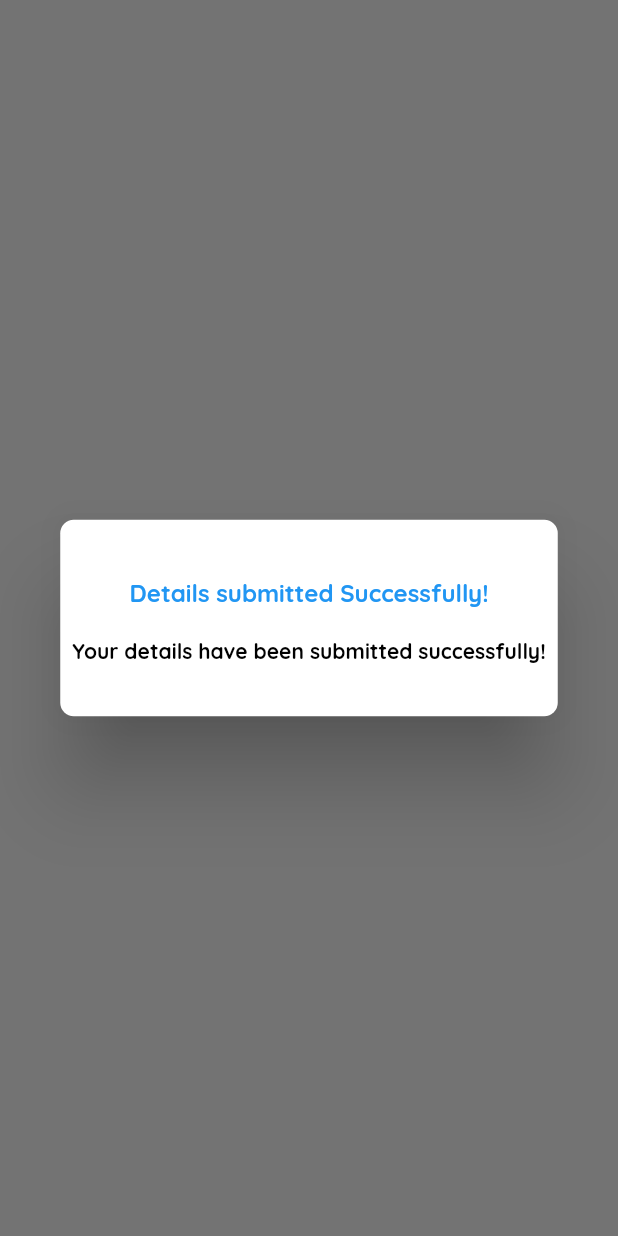
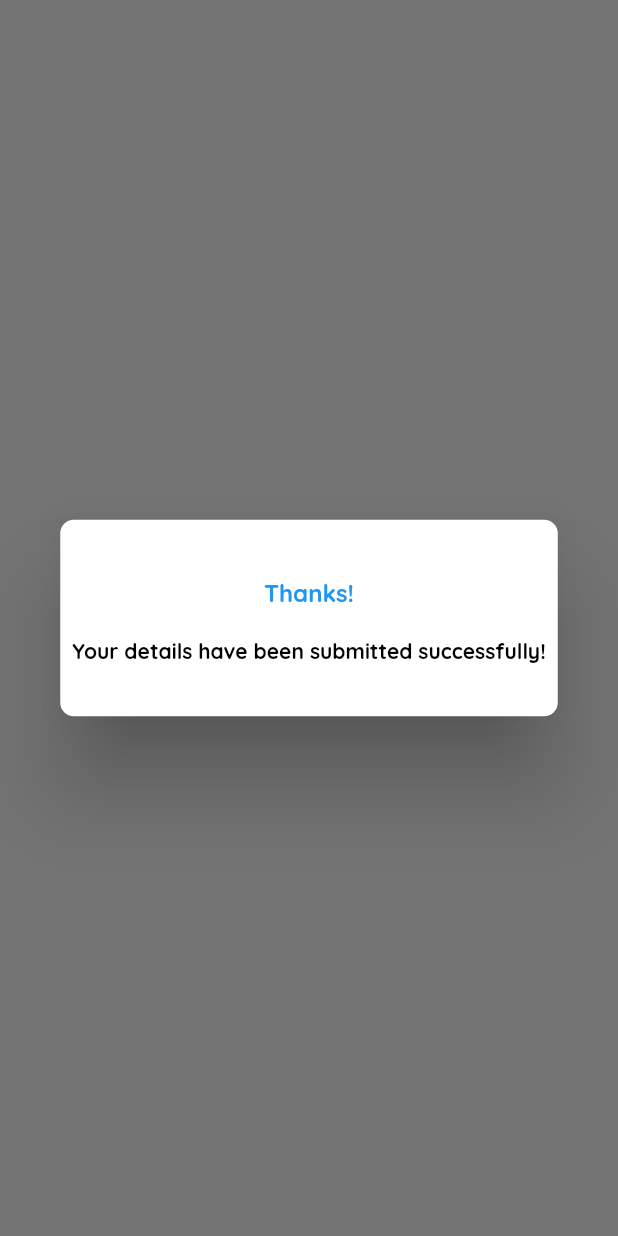
Before and after one commit to Sygenmw/School-Guide-Mobile, a Flutter app: what showCustomDialog() shows on an empty page, opened directly, on a phone screen of 412 x 824 dp. Run offline on Flutter 3.47's test engine with Material 2 defaults, Android fonts, the phone set to English and light mode, and no system bars; our stand-ins replace cached_network_image, carousel_slider, cloud_firestore, device_info_plus, double_back_to_close, firebase_core and 14 more; missing offline and left inert: app_settings, currency_formatter, device_uuid, flutter_polyline_points, in_app_update; accounts and stored records are empty.

Commit message:
Fixed Issues on tutor application

```diff
--- a/lib/views/menu/become_a_tutor.dart
+++ b/lib/views/menu/become_a_tutor.dart
@@ -379,7 +379,7 @@ class _BecomeATutorState extends State<BecomeATutor> {
                     String message =
                         'Dear Sir/Madam,$br$br Thank you for choosing School Guide.$br$br You have applied to be a tutor on the School Guide Platform.$br$br The following are the subjects you can be turoring: $br$br -${selectedChoices.join('$br$br -')}$br$br .The Selected Curricula include$br$br -${selectedCurriculumChoices.join('$br$br - ')}.$br$br For any inquiries, please contact us on this same email address or on our mobile phone number +265 880 01 26 74$br$br Best Regards.';
                     String userDetails =
-                        "${nameController.text.trim()} sent you an email requesting to be a tutor!${br}Here are the details${br}Name:        ${nameController.text.trim()}${br}Email:       ${emailController.text.trim()}${br}Phone:       ${phoneController.text.trim()}${br}Birthday:    $date$br${br}SUBJECTS$br- ${selectedChoices.join('$br$br - ')}$br${br}CURRICULUM(S)$br$br- ${selectedCurriculumChoices.join('$br$br - ')}$br$br Best Regards${br}School Guide Mobile";
+                        "${nameController.text.trim()} sent you an email requesting to be a tutor!${br}Here are the details${br}Name:        ${nameController.text.trim()}${br}Email:       ${emailController.text.trim()}${br}Phone:       ${phoneController.text.trim()}${br}Location:       ${selectedLocation.text.trim()}${br}Gender:       $selectedGender${br}Birthday:    $date$br${br}SUBJECTS$br- ${selectedChoices.join('$br$br - ')}$br${br}CURRICULUM(S)$br$br- ${selectedCurriculumChoices.join('$br$br - ')}$br$br Best Regards${br}School Guide Mobile";
                     // User email service
                     EmailService.sendEmail(email: emailController.text.trim(), message: message, subject: subject);
                     // Admin email service
--- a/lib/views/menu/premium.dart
+++ b/lib/views/menu/premium.dart
@@ -196,7 +196,7 @@ class _PremiumState extends State<Premium> {
                               String message =
                                   'Dear Sir/Madam,$br$br Thank you for choosing School Guide Premium features.$br$br You have applied for the following features:$br$br${selectedFeaturesChoices.join('$br$br- ')}.$br$br For any inquiries, please contact us on this same email address or on our mobile phone number +265 880 01 26 74.$br$br Best Regards.';
                               String userDetails =
-                                  "${nameController.text.trim()} sent you an email applying for premium features${br}Here are the details${br}Name:        ${nameController.text.trim()}${br}Email:       ${emailController.text.trim()}${br}Phone:       ${phoneController.text.trim()}${br}REQUESTED FEATURES$br-${selectedFeaturesChoices.join('$br$br- ')}$br{$br}Best Regards${br}School Guide Mobile";
+                                  "${nameController.text.trim()} sent you an email applying for premium features${br}Here are the details${br}Name:        ${nameController.text.trim()}${br}Email:       ${emailController.text.trim()}${br}Phone:       ${phoneController.text.trim()}${br}REQUESTED FEATURES$br$br-${selectedFeaturesChoices.join('$br- ')}$br${br}Best Regards${br}School Guide Mobile";
                               if (emailController.text.trim().isEmpty && nameController.text.trim().isEmpty && phoneController.text.trim().isEmpty) {
                                 // showDialog
                                 CustomSnackBar.showSnackBar(message: 'One or more fields look empty', title: 'Error!', color: AppColors.errorColor);
--- a/lib/views/widgets/custom_dialog.dart
+++ b/lib/views/widgets/custom_dialog.dart
@@ -18,7 +18,7 @@ class CustomDialog {
       content: Column(
         children: const [
           CustomText(
-            'Details submitted Successfully!',
+            'Thanks!',
             fontSize: 16,
             needsIcon: false,
             color: AppColors.primaryColor,
```
